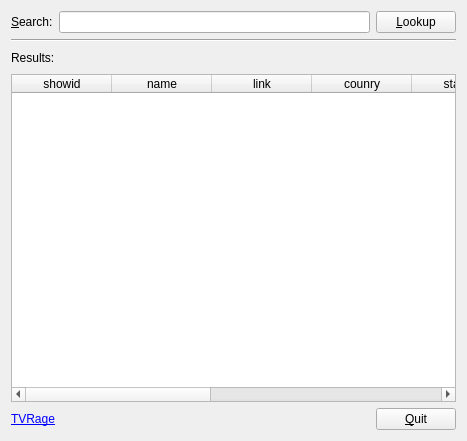
Qt form playground/TvRageSearch/src/ui/tvragesearch.ui (gilcn/nextshows) before a commit.
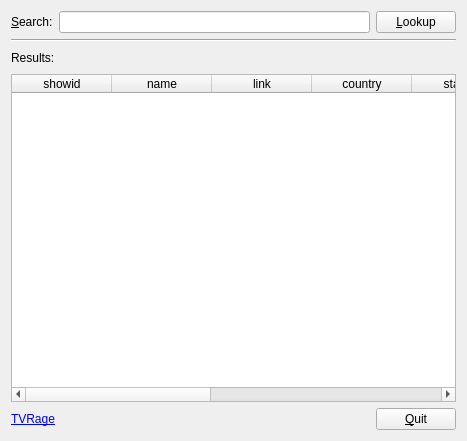
The same form after that commit. Icons and pictures are not drawn.

The edit to the form file:
```diff
--- a/playground/TvRageSearch/src/ui/tvragesearch.ui
+++ b/playground/TvRageSearch/src/ui/tvragesearch.ui
@@ -103,7 +103,7 @@
      </column>
      <column>
       <property name="text" >
-       <string>counry</string>
+       <string>country</string>
       </property>
      </column>
      <column>
```
